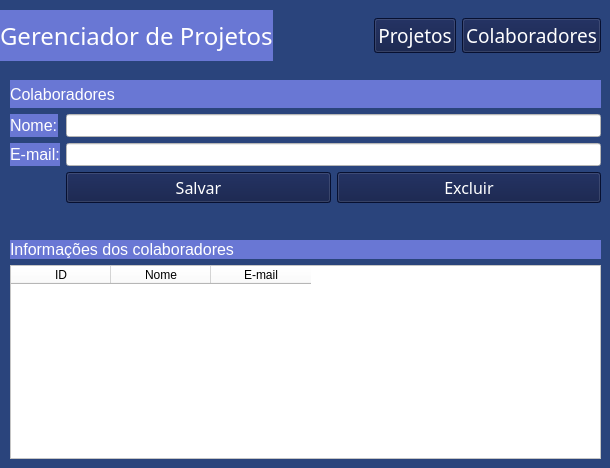
This is view/colaboradores_page.ui in Michel3-01/Gerenciador_de_Projetos as Qt 5 draws it before an edit. The edited form follows.
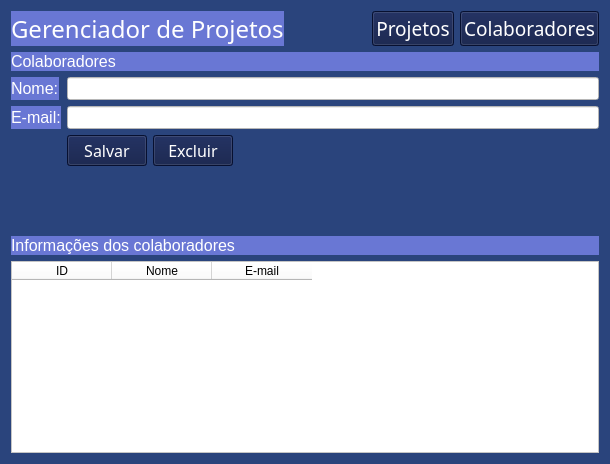
This is the edited form.

```diff
--- a/view/colaboradores_page.ui
+++ b/view/colaboradores_page.ui
@@ -7,7 +7,7 @@
     <x>0</x>
     <y>0</y>
     <width>610</width>
-    <height>468</height>
+    <height>464</height>
    </rect>
   </property>
   <property name="windowTitle">
@@ -17,15 +17,8 @@
    <string notr="true">background-color: rgb(42, 68, 124);
 </string>
   </property>
-  <widget class="QWidget" name="layoutWidget">
-   <property name="geometry">
-    <rect>
-     <x>0</x>
-     <y>10</y>
-     <width>601</width>
-     <height>51</height>
-    </rect>
-   </property>
+  <layout class="QVBoxLayout" name="verticalLayout_3">
+   <item>
    <layout class="QHBoxLayout" name="horizontalLayout">
     <item>
      <widget class="QLabel" name="label_6">
@@ -92,67 +85,8 @@
      </widget>
     </item>
    </layout>
-  </widget>
-  <widget class="QWidget" name="layoutWidget">
-   <property name="geometry">
-    <rect>
-     <x>10</x>
-     <y>240</y>
-     <width>591</width>
-     <height>219</height>
-    </rect>
-   </property>
-   <layout class="QVBoxLayout" name="verticalLayout">
-    <item>
-     <widget class="QLabel" name="label_10">
-      <property name="font">
-       <font>
-        <pointsize>12</pointsize>
-       </font>
-      </property>
-      <property name="styleSheet">
-       <string notr="true">background-color: rgb(10, 23, 67);
-background-color: rgb(105, 119, 212);
-color:rgb(255,255,255);</string>
-      </property>
-      <property name="text">
-       <string>Informações dos colaboradores</string>
-      </property>
-     </widget>
     </item>
     <item>
-     <widget class="QTableWidget" name="tableWidget">
-      <property name="styleSheet">
-       <string notr="true">background-color:rgb(255,255,255);</string>
-      </property>
-      <column>
-       <property name="text">
-        <string>ID</string>
-       </property>
-      </column>
-      <column>
-       <property name="text">
-        <string>Nome</string>
-       </property>
-      </column>
-      <column>
-       <property name="text">
-        <string>E-mail</string>
-       </property>
-      </column>
-     </widget>
-    </item>
-   </layout>
-  </widget>
-  <widget class="QWidget" name="layoutWidget">
-   <property name="geometry">
-    <rect>
-     <x>10</x>
-     <y>80</y>
-     <width>591</width>
-     <height>123</height>
-    </rect>
-   </property>
    <layout class="QVBoxLayout" name="verticalLayout_2">
     <item>
      <widget class="QLabel" name="label_9">
@@ -269,14 +203,97 @@
             </property>
            </widget>
           </item>
-         </layout>
-        </item>
+           <item>
+            <spacer name="horizontalSpacer_3">
+             <property name="orientation">
+              <enum>Qt::Horizontal</enum>
+             </property>
+             <property name="sizeHint" stdset="0">
+              <size>
+               <width>40</width>
+               <height>20</height>
+              </size>
+             </property>
+            </spacer>
+           </item>
+          </layout>
+         </item>
+         <item row="3" column="0">
+          <spacer name="horizontalSpacer_2">
+           <property name="orientation">
+            <enum>Qt::Horizontal</enum>
+           </property>
+           <property name="sizeHint" stdset="0">
+            <size>
+             <width>40</width>
+             <height>20</height>
+            </size>
+           </property>
+          </spacer>
+         </item>
        </layout>
       </item>
      </layout>
     </item>
    </layout>
-  </widget>
+   </item>
+   <item>
+    <spacer name="verticalSpacer">
+     <property name="orientation">
+      <enum>Qt::Vertical</enum>
+     </property>
+     <property name="sizeHint" stdset="0">
+      <size>
+       <width>20</width>
+       <height>40</height>
+      </size>
+     </property>
+    </spacer>
+   </item>
+   <item>
+    <layout class="QVBoxLayout" name="verticalLayout">
+     <item>
+      <widget class="QLabel" name="label_10">
+       <property name="font">
+        <font>
+         <pointsize>12</pointsize>
+        </font>
+       </property>
+       <property name="styleSheet">
+        <string notr="true">background-color: rgb(10, 23, 67);
+background-color: rgb(105, 119, 212);
+color:rgb(255,255,255);</string>
+       </property>
+       <property name="text">
+        <string>Informações dos colaboradores</string>
+       </property>
+      </widget>
+     </item>
+     <item>
+      <widget class="QTableWidget" name="tableWidget">
+       <property name="styleSheet">
+        <string notr="true">background-color:rgb(255,255,255);</string>
+       </property>
+       <column>
+        <property name="text">
+         <string>ID</string>
+        </property>
+       </column>
+       <column>
+        <property name="text">
+         <string>Nome</string>
+        </property>
+       </column>
+       <column>
+        <property name="text">
+         <string>E-mail</string>
+        </property>
+       </column>
+      </widget>
+     </item>
+    </layout>
+   </item>
+  </layout>
  </widget>
  <resources/>
  <connections/>
```
Lines whose indentation alone changed are shown as unchanged.
